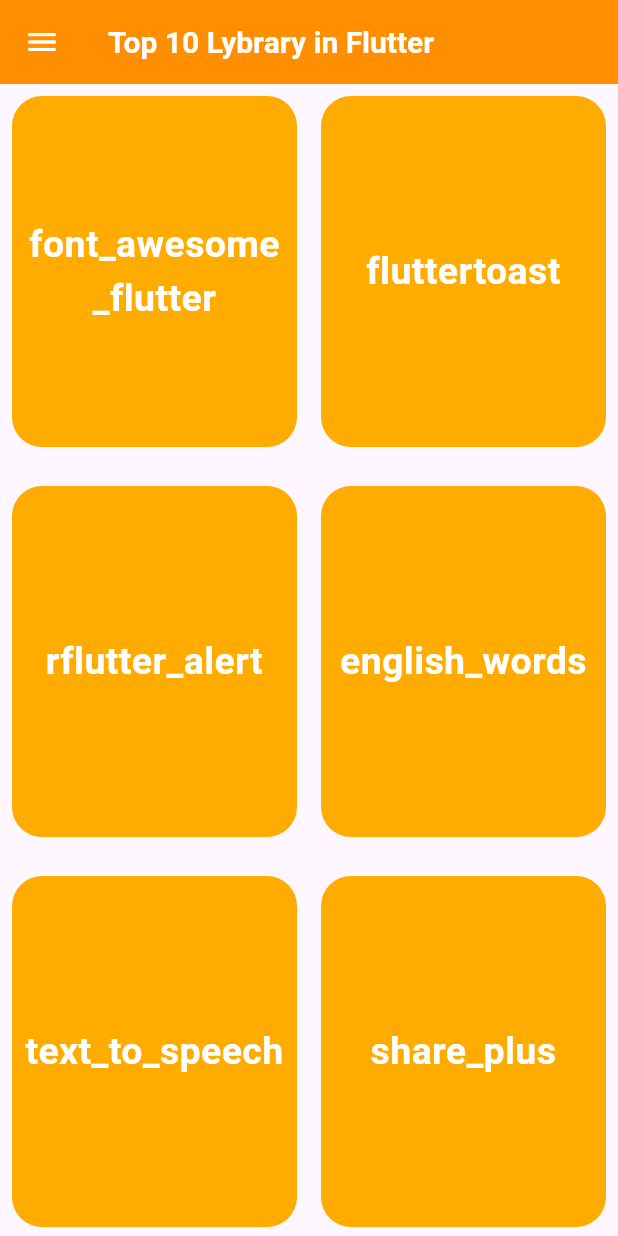
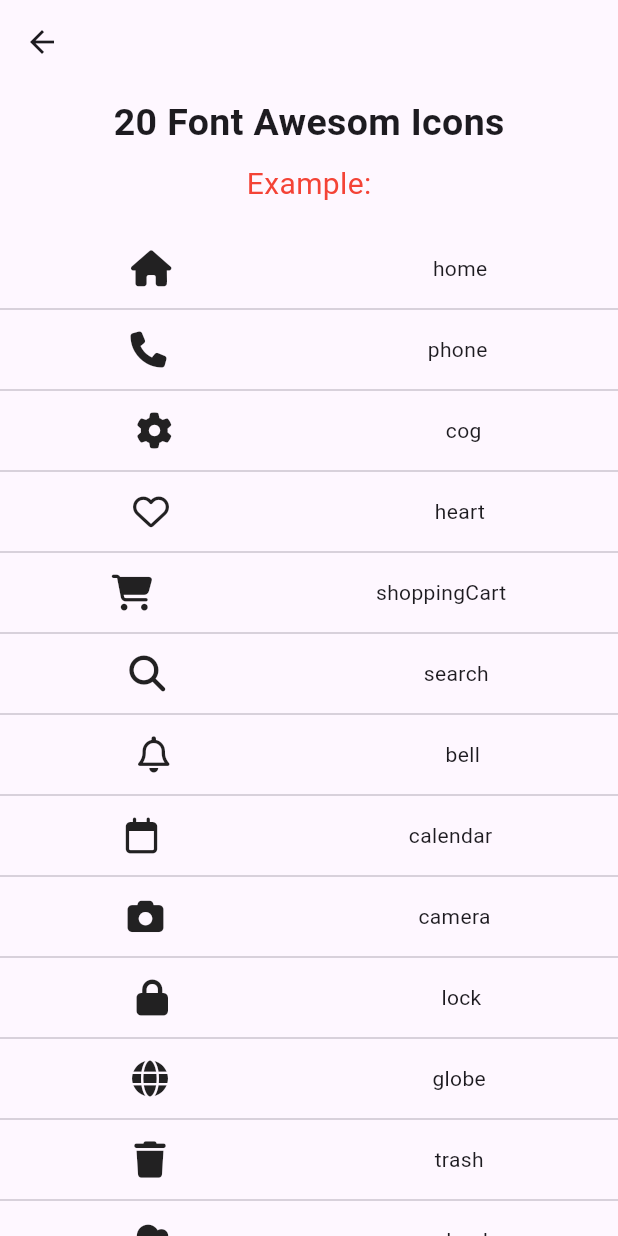
Before and after one commit to sajadnowroozi2003/Assignment12, a Flutter app: the screen it shows after launch, after a tap on "fluttertoast", on a phone screen of 412 x 824 dp. Run offline on Flutter 3.47's test engine with Material 3 defaults, Android fonts, the phone set to English and light mode, and no system bars; our stand-ins replace font_awesome_flutter.

Commit message:
finish font awesome part

```diff
--- a/lib/home_screen.dart
+++ b/lib/home_screen.dart
@@ -1,5 +1,20 @@
+import 'dart:io';
+import 'dart:ui';
+
+import 'package:assignment12/popup_menu_item.dart';
+import 'package:assignment12/widget_screens/chewie.dart';
+import 'package:assignment12/widget_screens/english_words.dart';
+import 'package:assignment12/widget_screens/flutter_spinkit.dart';
+import 'package:assignment12/widget_screens/font_awesome.dart';
+import 'package:assignment12/widget_screens/linkify.dart';
+import 'package:assignment12/widget_screens/rflutter_alert.dart';
+import 'package:assignment12/widget_screens/share_plus.dart';
+import 'package:assignment12/widget_screens/shimmer.dart';
+import 'package:assignment12/widget_screens/text_to_speech.dart';
 import 'package:flutter/cupertino.dart';
 import 'package:flutter/material.dart';
+import 'package:flutter/services.dart';
+import 'package:url_launcher/url_launcher.dart';
 
 class HomeScreen extends StatefulWidget {
   const HomeScreen({super.key});
@@ -9,111 +24,192 @@
 }
 
 class _HomeScreenState extends State<HomeScreen> {
-  List<String> WidgetNameList = [
-    'font_awesome_flutter',
-    'fluttertoast',
-    'rflutter_alert',
-    'english_words',
-    'text_to_speech',
-    'share_plus',
-    'linkify',
-    'photo_view',
-    'flutter_spinkit',
-    'shimmer',
-    'chewie',
-    'audioplayers',
-    'flutter_screenutil',
-    'cached_network_image',
-    'flex_color_picker',
-    'pluto_grid',
-    'dropdown_button',
+  List<Map> Packages = [
+    {'name': 'font_awesome', 'rout': FontAwesome()},
+    {
+      'name': 'fluttertoast',
+      'rout': FontAwesome(),
+    },
+    {
+      'name': 'rflutter_alert',
+      'rout': RflutterAlert(),
+    },
+    {
+      'name': 'english_words',
+      'rout': EnglishWords(),
+    },
+    {
+      'name': 'text_to_speech',
+      'rout': TextToSpeech(),
+    },
+    {
+      'name': 'share_plus',
+      'rout': SharePlus(),
+    },
+    {
+      'name': 'linkify',
+      'rout': Linkify(),
+    },
+    {
+      'name': 'flutter_spinkit',
+      'rout': FlutterSpinkit(),
+    },
+    {
+      'name': 'shimmer',
+      'rout': Shimmer(),
+    },
+    {
+      'name': 'chewie',
+      'rout': Chewie(),
+    },
   ];
+
+  Future<void> _launchURL(String url) async {
+    final Uri uri = Uri.parse(url);
+    if (!await launchUrl(uri)) {
+      ScaffoldMessenger.of(context).showSnackBar(
+        SnackBar(content: Text('Could not launch $url')),
+      );
+    }
+  }
 
   @override
   Widget build(BuildContext context) {
     return SafeArea(
       child: Scaffold(
-        drawer: Drawer(
-          child: IconTheme(
-            data: IconThemeData(
-              color: Colors.white,
-              size: 24,
+        appBar: AppBar(
+          actions: [
+            PopupMenuButton(
+              icon: const Icon(Icons.more_vert, size: 20, color: Colors.white),
+              onSelected: _choiceAction,
+              itemBuilder: (BuildContext context) {
+                return MenuItems.choic.map((String choice) {
+                  return PopupMenuItem<String>(
+                    value: choice,
+                    child: ListTile(
+                      title: Text(choice),
+                      trailing: Icon(MenuItems.choiceIcons[choice]),
                     ),
-            child: ListView(
-              children: [
-                UserAccountsDrawerHeader(
-                  decoration: BoxDecoration(color: Colors.amber.shade700),
-                  currentAccountPictureSize: Size.square(75),
-                  currentAccountPicture:
-                      Image.asset('asstes/images/sajad-success-photo.png'),
-                  accountName: Text(
-                    'Sajad Nowroozi',
-                    style: TextStyle(fontSize: 20, fontWeight: FontWeight.bold),
-                  ),
-                  accountEmail: Text('sajad.nowroozi5442@gmail.com'),
-                ),
-                ListTile(
-                  onTap: () {},
-                  leading: Icon(Icons.home),
-                  title: Text('Home'),
-                  trailing: Icon(Icons.arrow_forward_ios),
-                ),
-                ListTile(
-                  onTap: () {},
-                  leading: Icon(Icons.info_outline),
-                  title: Text('About'),
-                  trailing: Icon(Icons.arrow_forward_ios),
-                ),
-                ListTile(
-                  onTap: () {},
-                  leading: Icon(Icons.share),
-                  title: Text('Share'),
-                  trailing: Icon(Icons.arrow_forward_ios),
-                ),
-                ListTile(
-                  onTap: () {},
-                  leading: Icon(Icons.exit_to_app),
-                  title: Text('Exit'),
-                  trailing: Icon(Icons.arrow_forward_ios),
+                  );
+                }).toList();
+              },
             ),
           ],
+          title: Text(
+            'Top 10 Packages in Flutter',
+            style: TextStyle(
+                fontSize: 20,
+                fontWeight: FontWeight.bold,
+                color: Colors.white,
+                fontFamily: 'Forte'),
           ),
+          backgroundColor: Colors.black87,
         ),
-        ),
-        appBar: AppBar(
-          iconTheme: IconThemeData(
-            color: Colors.white,
-          ),
-          title: Text(
-            'Top 10 Lybrary in Flutter',
-            style: TextStyle(
-                fontSize: 20, fontWeight: FontWeight.bold, color: Colors.white),
-          ),
-          backgroundColor: Colors.amber.shade800,
-        ),
-        body: GridView.builder(
-            itemCount: WidgetNameList.length,
+        body: Container(
+          decoration: BoxDecoration(
+              gradient: LinearGradient(
+                  end: Alignment.topCenter,
+                  begin: Alignment.bottomCenter,
+                  colors: [
+                Colors.amber.shade900,
+                Colors.white,
+                Colors.purple,
+              ])),
+          child: GridView.builder(
+              itemCount: Packages.length,
               gridDelegate: SliverGridDelegateWithFixedCrossAxisCount(
                   crossAxisCount: 2, mainAxisExtent: 250, mainAxisSpacing: 10),
               itemBuilder: (context, index) {
                 return Padding(
                   padding: const EdgeInsets.all(8.0),
-                child: GestureDetector(
-                  onTap: () {},
                   child: Container(
                     decoration: BoxDecoration(
-                        color: Colors.amberAccent.shade700,
+                        border: Border.all(
+                          color: Colors.black45,
+                          width: 0.5,
+                        ),
+                        gradient: LinearGradient(
+                            begin: Alignment.topCenter,
+                            end: Alignment.bottomCenter,
+                            colors: [
+                              Colors.white.withOpacity(0.5),
+                              Colors.black87.withOpacity(0.2),
+                            ]),
                         borderRadius: BorderRadius.circular(20)),
+                    child: ClipRRect(
+                      borderRadius: BorderRadius.circular(20),
+                      child: BackdropFilter(
+                        filter: ImageFilter.blur(sigmaY: 40, sigmaX: 100),
+                        child: Padding(
+                          padding: const EdgeInsets.all(8.0),
+                          child: Column(
+                            children: [
+                              Expanded(
+                                  flex: 3,
+                                  child: ClipRRect(
+                                    borderRadius: BorderRadius.circular(20),
+                                    child: Image.asset(
+                                      'asstes/images/flutter logo.png',
+                                      fit: BoxFit.contain,
+                                    ),
+                                  )),
+                              Divider(
+                                height: 30,
+                                thickness: 2,
+                              ),
+                              Expanded(
+                                flex: 1,
+                                child: GestureDetector(
+                                  onTap: () {
+                                    Navigator.push(
+                                      context,
+                                      MaterialPageRoute(
+                                          builder: (context) =>
+                                              Packages[index]['rout']),
+                                    );
+                                  },
+                                  child: Container(
+                                    width: 150,
+                                    decoration: BoxDecoration(
+                                        border:
+                                            Border.all(color: Colors.white70),
+                                        borderRadius: BorderRadius.circular(20),
+                                        gradient: LinearGradient(
+                                            begin: Alignment.topCenter,
+                                            end: Alignment.bottomCenter,
+                                            colors: [
+                                              Colors.black45.withOpacity(0.2),
+                                              Colors.blue.withOpacity(0.2)
+                                            ])),
                                     child: Center(
                                       child: Padding(
-                        padding: const EdgeInsets.all(8.0),
-                        child: Text(
+                                        padding: const EdgeInsets.symmetric(
+                                            horizontal: 15.0),
+                                        child: Row(
+                                          mainAxisAlignment:
+                                              MainAxisAlignment.spaceEvenly,
+                                          children: [
+                                            Text(
                                               textAlign: TextAlign.center,
-                          '${WidgetNameList[index]}',
+                                              '${Packages[index]['name']}',
                                               style: TextStyle(
                                                   color: Colors.white,
                                                   fontWeight: FontWeight.bold,
-                              fontSize: 25),
+                                                  fontSize: 14),
+                                            ),
+                                            Icon(
+                                              Icons.arrow_forward_ios,
+                                              color: Colors.white,
+                                              size: 20,
+                                            )
+                                          ],
+                                        ),
+                                      ),
+                                    ),
+                                  ),
+                                ),
+                              ),
+                            ],
                           ),
                         ),
                       ),
@@ -122,6 +218,23 @@
                 );
               }),
         ),
+      ),
     );
   }
+
+  void _choiceAction(String choice) {
+    if (choice == MenuItems.share) {
+      const url =
+          'https://play.google.com/store/apps/details?id=com.example.top_ten_afghan_singer=en&pli=1';
+      _launchURL(url);
+    } else if (choice == MenuItems.about) {
+      Navigator.pushNamed(context, '/info');
+    } else if (choice == MenuItems.exit) {
+      if (Platform.isAndroid) {
+        SystemNavigator.pop();
+      } else if (Platform.isIOS) {
+        exit(0);
       }
+    }
+  }
+}
--- a/lib/main.dart
+++ b/lib/main.dart
@@ -1,4 +1,5 @@
 import 'package:assignment12/home_screen.dart';
+import 'package:assignment12/splash_screen.dart';
 import 'package:flutter/material.dart';
 
 void main() {
@@ -20,7 +21,10 @@
       ),
       initialRoute: '/',
       routes: {
-        '/' : (context) => HomeScreen(),
+        '/' : (context) => SplashScreen(),
+        '/home' : (context) => HomeScreen(),
+
+
 
       },
 
--- /dev/null
+++ b/lib/popup_menu_item.dart
@@ -0,0 +1,15 @@
+import 'package:flutter/material.dart';
+
+class MenuItems {
+  static const String share = 'اشتراک گذاری';
+  static const String about = 'درباره ما';
+  static const String exit = 'خروج';
+
+  static const List<String> choic = <String>[share, about, exit];
+
+  static const Map<String, IconData> choiceIcons = <String, IconData>{
+    share: Icons.share,
+    about: Icons.info_outline,
+    exit: Icons.exit_to_app,
+  };
+}
--- /dev/null
+++ b/lib/splash_screen.dart
@@ -0,0 +1,57 @@
+import 'package:flutter/material.dart';
+import 'home_screen.dart';
+
+class SplashScreen extends StatefulWidget {
+  const SplashScreen({super.key});
+
+  @override
+  State<SplashScreen> createState() => _SplashScreenState();
+}
+
+class _SplashScreenState extends State<SplashScreen>
+    with SingleTickerProviderStateMixin {
+  @override
+  void initState() {
+    // TODO: implement initState
+    super.initState();
+    Future.delayed(Duration(seconds: 3), () {
+      Navigator.pushReplacement(
+          context, MaterialPageRoute(builder: (context) => HomeScreen()));
+    });
+  }
+
+  @override
+  Widget build(BuildContext context) {
+    return Scaffold(
+      body: Center(
+        child: Column(
+          mainAxisAlignment: MainAxisAlignment.spaceAround,
+          children: [
+            Expanded(
+                child: Image.asset(
+              'asstes/images/flutter logo.png',
+              height: 300,
+              width: 300,
+            )),
+            Expanded(
+              child: Column(
+                mainAxisAlignment: MainAxisAlignment.center,
+                children: [
+                  Text(
+                    'Top Ten Flutter Package',
+                    style: TextStyle(
+                      fontFamily: 'Forte',
+                        fontSize: 35,
+                        fontWeight: FontWeight.bold,
+                        color: Colors.deepOrange),
+                  ),
+                  Text('v 0.1.1'),
+                ],
+              ),
+            ),
+          ],
+        ),
+      ),
+    );
+  }
+}
--- /dev/null
+++ b/lib/widget_screens/font_awesome.dart
@@ -0,0 +1,213 @@
+import 'package:flutter/cupertino.dart';
+import 'package:flutter/material.dart';
+import 'package:font_awesome_flutter/font_awesome_flutter.dart';
+
+class FontAwesome extends StatefulWidget {
+  const FontAwesome({super.key});
+
+  @override
+  State<FontAwesome> createState() => _FontAwesomeState();
+}
+
+class _FontAwesomeState extends State<FontAwesome> {
+  @override
+  Widget build(BuildContext context) {
+    return Scaffold(
+      appBar: AppBar(),
+      body: SingleChildScrollView(
+        child: Center(
+          child: Column(
+            // mainAxisAlignment: MainAxisAlignment.spaceBetween,
+            crossAxisAlignment: CrossAxisAlignment.center,
+            children: [
+              Padding(
+                padding: const EdgeInsets.all(8.0),
+                child: Text(
+                  '20 Font Awesom Icons',
+                  style: TextStyle(
+                    fontSize: 25,
+                    fontWeight: FontWeight.bold,
+                  ),
+                ),
+              ),
+              Text(
+                'Example:',
+                style: TextStyle(fontSize: 20, color: Colors.red),
+              ),
+              SizedBox(
+                height: 30,
+              ),
+              Row(
+                mainAxisAlignment: MainAxisAlignment.spaceAround,
+                children: [
+                  FaIcon(FontAwesomeIcons.home),
+                  Text('home'),
+                ],
+              ),
+              Divider(
+                height: 30,
+              ),
+              Row(
+                mainAxisAlignment: MainAxisAlignment.spaceAround,
+                children: [
+                  FaIcon(FontAwesomeIcons.phone),
+                  Text('phone'),
+                ],
+              ),
+              Divider(
+                height: 30,
+              ),
+              Row(
+                mainAxisAlignment: MainAxisAlignment.spaceAround,
+                children: [
+                  FaIcon(FontAwesomeIcons.cog),
+                  Text('cog'),
+                ],
+              ),
+              Divider(
+                height: 30,
+              ),
+              Row(
+                mainAxisAlignment: MainAxisAlignment.spaceAround,
+                children: [
+                  FaIcon(FontAwesomeIcons.heart),
+                  Text('heart'),
+                ],
+              ),
+              Divider(
+                height: 30,
+              ),
+              Row(
+                mainAxisAlignment: MainAxisAlignment.spaceAround,
+                children: [
+                  FaIcon(FontAwesomeIcons.shoppingCart),
+                  Text('shoppingCart'),
+                ],
+              ),
+              Divider(
+                height: 30,
+              ),
+              Row(
+                mainAxisAlignment: MainAxisAlignment.spaceAround,
+                children: [
+                  FaIcon(FontAwesomeIcons.search),
+                  Text('search'),
+                ],
+              ),
+              Divider(
+                height: 30,
+              ),
+              Row(
+                mainAxisAlignment: MainAxisAlignment.spaceAround,
+                children: [
+                  FaIcon(FontAwesomeIcons.bell),
+                  Text('bell'),
+                ],
+              ),
+              Divider(
+                height: 30,
+              ),
+              Row(
+                mainAxisAlignment: MainAxisAlignment.spaceAround,
+                children: [
+                  FaIcon(FontAwesomeIcons.calendar),
+                  Text('calendar'),
+                ],
+              ),
+              Divider(
+                height: 30,
+              ),
+              Row(
+                mainAxisAlignment: MainAxisAlignment.spaceAround,
+                children: [
+                  FaIcon(FontAwesomeIcons.camera),
+                  Text('camera'),
+                ],
+              ),
+              Divider(
+                height: 30,
+              ),
+              Row(
+                mainAxisAlignment: MainAxisAlignment.spaceAround,
+                children: [
+                  FaIcon(FontAwesomeIcons.lock),
+                  Text('lock'),
+                ],
+              ),
+              Divider(
+                height: 30,
+              ),
+              Row(
+                mainAxisAlignment: MainAxisAlignment.spaceAround,
+                children: [
+                  FaIcon(FontAwesomeIcons.globe),
+                  Text('globe'),
+                ],
+              ),
+              Divider(
+                height: 30,
+              ),
+              Row(
+                mainAxisAlignment: MainAxisAlignment.spaceAround,
+                children: [
+                  FaIcon(FontAwesomeIcons.trash),
+                  Text('trash'),
+                ],
+              ),
+              Divider(
+                height: 30,
+              ),
+              Row(
+                mainAxisAlignment: MainAxisAlignment.spaceAround,
+                children: [
+                  FaIcon(FontAwesomeIcons.cloud),
+                  Text('cloud'),
+                ],
+              ),
+              Divider(
+                height: 30,
+              ),
+              Row(
+                mainAxisAlignment: MainAxisAlignment.spaceAround,
+                children: [
+                  FaIcon(FontAwesomeIcons.play),
+                  Text('play'),
+                ],
+              ),
+              Divider(
+                height: 30,
+              ),
+              Row(
+                mainAxisAlignment: MainAxisAlignment.spaceAround,
+                children: [
+                  FaIcon(FontAwesomeIcons.download),
+                  Text('download'),
+                ],
+              ),
+              Divider(
+                height: 30,
+              ),
+              Row(
+                mainAxisAlignment: MainAxisAlignment.spaceAround,
+                children: [
+                  FaIcon(FontAwesomeIcons.upload),
+                  Text('upload'),
+                ],
+              ),
+              Divider(
+                height: 30,
+              ),
+              Row(
+                mainAxisAlignment: MainAxisAlignment.spaceAround,
+                children: [
+                  FaIcon(FontAwesomeIcons.star),
+                  Text('star'),
+                ],
+              ),
+            ],
+          ),
+        ),
+      ),
+    );
+  }
+}
```
Also changed, not shown: lib/choiceAction.dart (added, +33 -0 lines), lib/widget_screens/chewie.dart (added, +15 -0 lines), lib/widget_screens/english_words.dart (added, +15 -0 lines), lib/widget_screens/flutter_spinkit.dart (added, +15 -0 lines), lib/widget_screens/flutter_toast.dart (added, +15 -0 lines), lib/widget_screens/linkify.dart (added, +15 -0 lines), lib/widget_screens/rflutter_alert.dart (added, +15 -0 lines), lib/widget_screens/share_plus.dart (added, +15 -0 lines), lib/widget_screens/shimmer.dart (added, +15 -0 lines), lib/widget_screens/text_to_speech.dart (added, +15 -0 lines), pubspec.yaml (+6 -4 lines), asstes/fonts/FORTE.TTF (added), asstes/images/flutter logo.png (added), pubspec.lock. Lines whose indentation alone changed are shown as unchanged.
